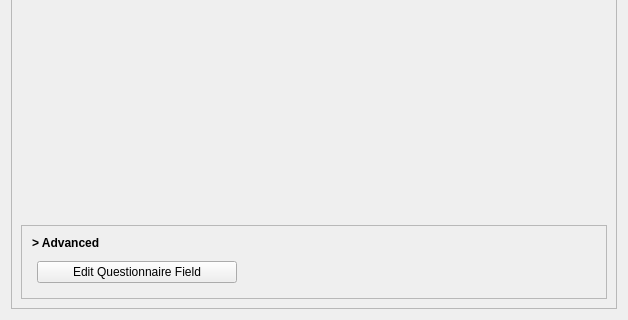
First picture: the form in cadasta/gui/ui/wizard/step_project_creation02.ui, repository Cadasta/cadasta-qgis-plugin, before the edit; both pictures show x 0 to 628 and y 349 to 669 of the 628 by 669 pixel window.
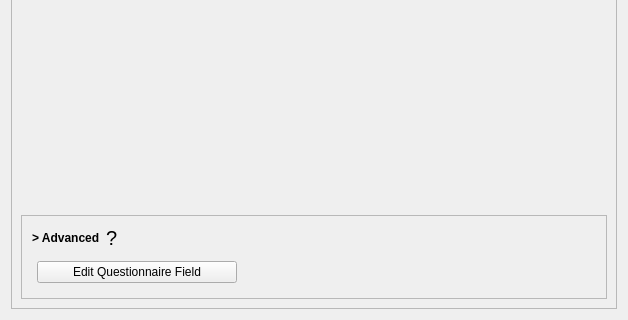
Second picture: the form after the edit.

Commit message: Add link to help on JSON format from Advanced (#240)

```diff
--- a/cadasta/gui/ui/wizard/step_project_creation02.ui
+++ b/cadasta/gui/ui/wizard/step_project_creation02.ui
@@ -129,7 +129,15 @@
            <number>10</number>
           </property>
           <item>
+           <layout class="QHBoxLayout" name="horizontalLayout_2">
+            <item>
            <widget class="QLabel" name="advanced_button">
+              <property name="sizePolicy">
+               <sizepolicy hsizetype="Maximum" vsizetype="Preferred">
+                <horstretch>0</horstretch>
+                <verstretch>0</verstretch>
+               </sizepolicy>
+              </property>
             <property name="font">
              <font>
               <weight>75</weight>
@@ -146,6 +154,29 @@
              <set>Qt::AlignLeading|Qt::AlignLeft|Qt::AlignVCenter</set>
             </property>
            </widget>
+            </item>
+            <item>
+             <widget class="QLabel" name="advanced_help_label">
+              <property name="font">
+               <font>
+                <pointsize>15</pointsize>
+               </font>
+              </property>
+              <property name="cursor">
+               <cursorShape>PointingHandCursor</cursorShape>
+              </property>
+              <property name="toolTip">
+               <string>Data Schema Help</string>
+              </property>
+              <property name="statusTip">
+               <string>Data Schema Help</string>
+              </property>
+              <property name="text">
+               <string>?</string>
+              </property>
+             </widget>
+            </item>
+           </layout>
           </item>
           <item>
            <widget class="QFrame" name="advanced_box">
```
Lines whose indentation alone changed are shown as unchanged. The commit also changes 1 other file.
